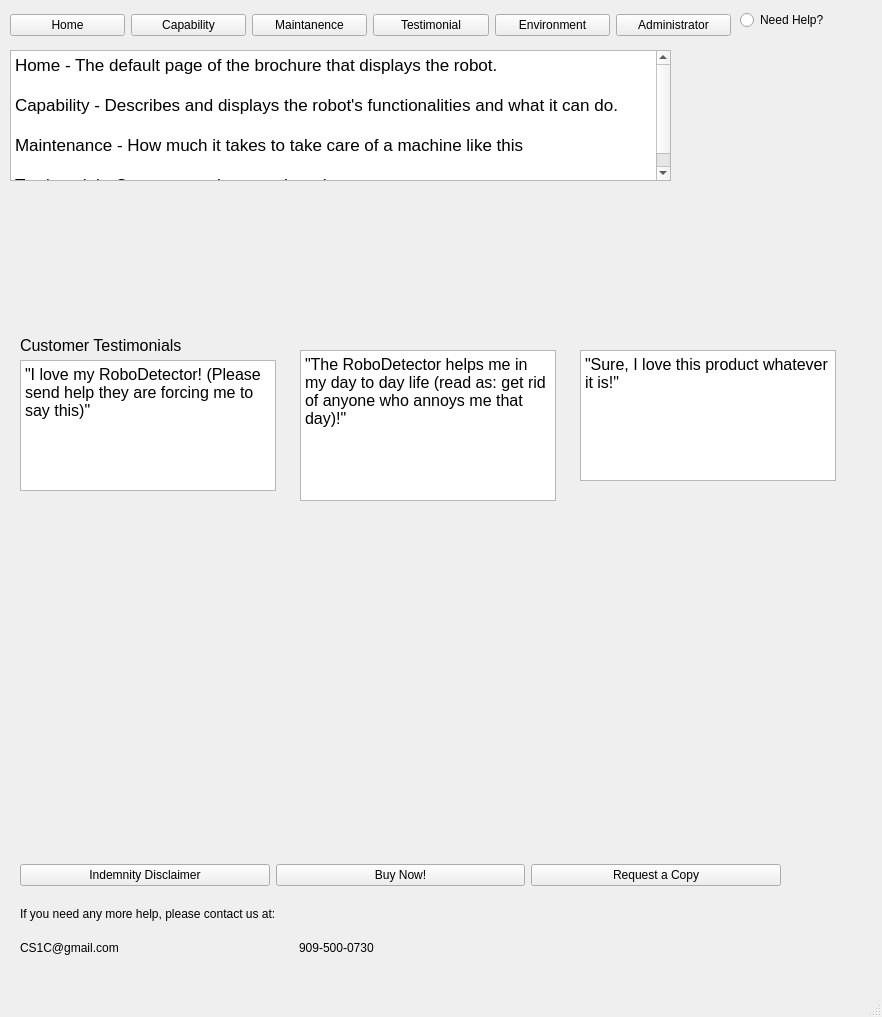
Before: the Qt Designer form brochure/home.ui in Team-llamas/Project-1, drawn with Qt 5.
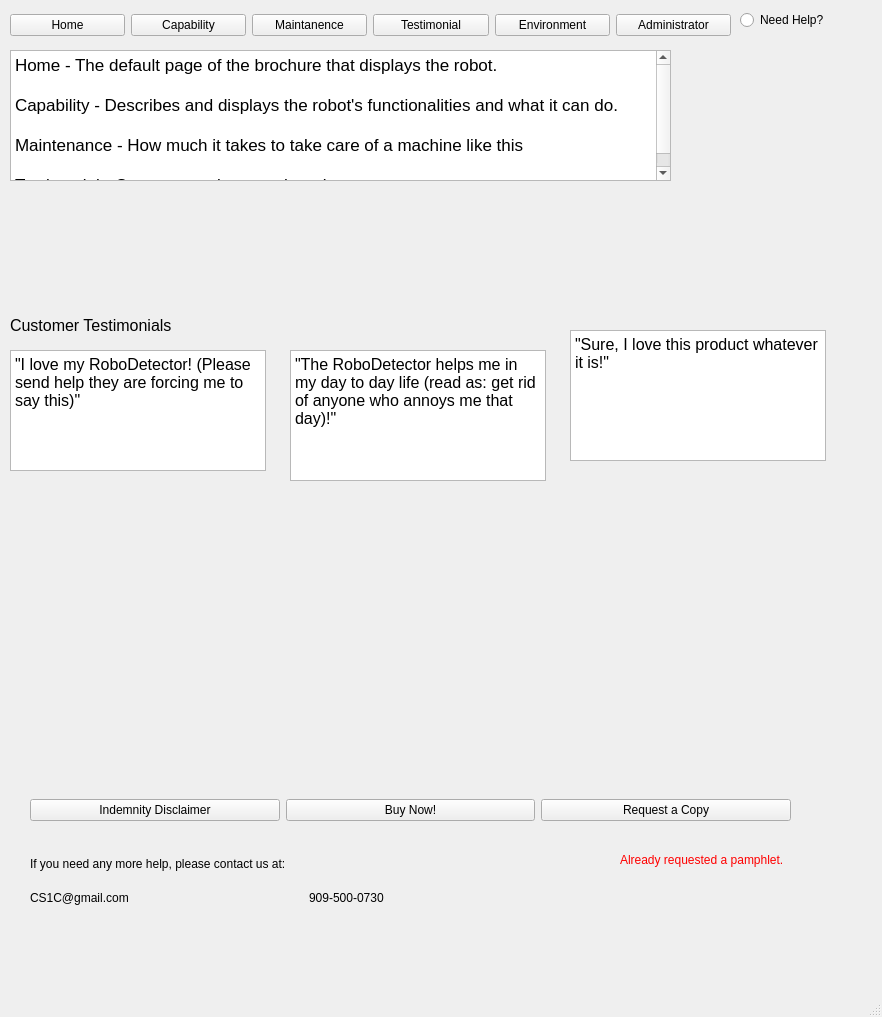
After: the same form once the commit is applied. The open tabs and pages were chosen to show the change. Icons and pictures are not drawn.

Commit message: Just finished story 13. Yeah!!

The edit to the form file:
```diff
--- a/brochure/home.ui
+++ b/brochure/home.ui
@@ -39,10 +39,10 @@
    <widget class="QStackedWidget" name="Window">
     <property name="geometry">
      <rect>
-      <x>20</x>
-      <y>330</y>
-      <width>841</width>
-      <height>531</height>
+      <x>10</x>
+      <y>310</y>
+      <width>831</width>
+      <height>461</height>
      </rect>
     </property>
     <property name="currentIndex">
@@ -71,16 +71,16 @@
       <property name="geometry">
        <rect>
         <x>0</x>
-        <y>30</y>
+        <y>40</y>
         <width>256</width>
-        <height>131</height>
+        <height>121</height>
        </rect>
       </property>
       <property name="html">
        <string>&lt;!DOCTYPE HTML PUBLIC &quot;-//W3C//DTD HTML 4.0//EN&quot; &quot;http://www.w3.org/TR/REC-html40/strict.dtd&quot;&gt;
 &lt;html&gt;&lt;head&gt;&lt;meta name=&quot;qrichtext&quot; content=&quot;1&quot; /&gt;&lt;style type=&quot;text/css&quot;&gt;
 p, li { white-space: pre-wrap; }
-&lt;/style&gt;&lt;/head&gt;&lt;body style=&quot; font-family:'Ubuntu'; font-size:11pt; font-weight:400; font-style:normal;&quot;&gt;
+&lt;/style&gt;&lt;/head&gt;&lt;body style=&quot; font-family:'.SF NS Text'; font-size:13pt; font-weight:400; font-style:normal;&quot;&gt;
 &lt;p style=&quot; margin-top:0px; margin-bottom:0px; margin-left:0px; margin-right:0px; -qt-block-indent:0; text-indent:0px;&quot;&gt;&lt;span style=&quot; font-family:'MS Shell Dlg 2'; font-size:12pt;&quot;&gt;&amp;quot;I love my RoboDetector! (Please send help they are forcing me to say this)&amp;quot;&lt;/span&gt;&lt;/p&gt;&lt;/body&gt;&lt;/html&gt;</string>
       </property>
      </widget>
@@ -88,16 +88,16 @@
       <property name="geometry">
        <rect>
         <x>280</x>
-        <y>20</y>
+        <y>40</y>
         <width>256</width>
-        <height>151</height>
+        <height>131</height>
        </rect>
       </property>
       <property name="html">
        <string>&lt;!DOCTYPE HTML PUBLIC &quot;-//W3C//DTD HTML 4.0//EN&quot; &quot;http://www.w3.org/TR/REC-html40/strict.dtd&quot;&gt;
 &lt;html&gt;&lt;head&gt;&lt;meta name=&quot;qrichtext&quot; content=&quot;1&quot; /&gt;&lt;style type=&quot;text/css&quot;&gt;
 p, li { white-space: pre-wrap; }
-&lt;/style&gt;&lt;/head&gt;&lt;body style=&quot; font-family:'Ubuntu'; font-size:11pt; font-weight:400; font-style:normal;&quot;&gt;
+&lt;/style&gt;&lt;/head&gt;&lt;body style=&quot; font-family:'.SF NS Text'; font-size:13pt; font-weight:400; font-style:normal;&quot;&gt;
 &lt;p style=&quot; margin-top:0px; margin-bottom:0px; margin-left:0px; margin-right:0px; -qt-block-indent:0; text-indent:0px;&quot;&gt;&lt;span style=&quot; font-family:'MS Shell Dlg 2'; font-size:12pt;&quot;&gt;&amp;quot;The RoboDetector helps me in my day to day life (read as: get rid of anyone who annoys me that day)!&amp;quot;&lt;/span&gt;&lt;/p&gt;
 &lt;p style=&quot;-qt-paragraph-type:empty; margin-top:0px; margin-bottom:0px; margin-left:0px; margin-right:0px; -qt-block-indent:0; text-indent:0px; font-family:'MS Shell Dlg 2'; font-size:12pt;&quot;&gt;&lt;br /&gt;&lt;/p&gt;&lt;/body&gt;&lt;/html&gt;</string>
       </property>
@@ -115,7 +115,7 @@
        <string>&lt;!DOCTYPE HTML PUBLIC &quot;-//W3C//DTD HTML 4.0//EN&quot; &quot;http://www.w3.org/TR/REC-html40/strict.dtd&quot;&gt;
 &lt;html&gt;&lt;head&gt;&lt;meta name=&quot;qrichtext&quot; content=&quot;1&quot; /&gt;&lt;style type=&quot;text/css&quot;&gt;
 p, li { white-space: pre-wrap; }
-&lt;/style&gt;&lt;/head&gt;&lt;body style=&quot; font-family:'Ubuntu'; font-size:11pt; font-weight:400; font-style:normal;&quot;&gt;
+&lt;/style&gt;&lt;/head&gt;&lt;body style=&quot; font-family:'.SF NS Text'; font-size:13pt; font-weight:400; font-style:normal;&quot;&gt;
 &lt;p style=&quot; margin-top:0px; margin-bottom:0px; margin-left:0px; margin-right:0px; -qt-block-indent:0; text-indent:0px;&quot;&gt;&lt;span style=&quot; font-family:'MS Shell Dlg 2'; font-size:12pt;&quot;&gt;&amp;quot;Sure, I love this product whatever it is!&amp;quot;&lt;/span&gt;&lt;/p&gt;&lt;/body&gt;&lt;/html&gt;</string>
       </property>
      </widget>
@@ -1132,9 +1132,9 @@
     <property name="geometry">
      <rect>
       <x>20</x>
-      <y>50</y>
+      <y>40</y>
       <width>801</width>
-      <height>281</height>
+      <height>251</height>
      </rect>
     </property>
     <property name="focusPolicy">
@@ -1188,8 +1188,8 @@
    <widget class="QWidget" name="layoutWidget">
     <property name="geometry">
      <rect>
-      <x>20</x>
-      <y>900</y>
+      <x>30</x>
+      <y>850</y>
       <width>551</width>
       <height>61</height>
      </rect>
@@ -1288,13 +1288,13 @@
      </item>
     </layout>
    </widget>
-   <widget class="QWidget" name="">
+   <widget class="QWidget" name="layoutWidget">
     <property name="geometry">
      <rect>
-      <x>20</x>
-      <y>860</y>
+      <x>30</x>
+      <y>790</y>
       <width>761</width>
-      <height>31</height>
+      <height>41</height>
      </rect>
     </property>
     <layout class="QHBoxLayout" name="bottomButtonLayout">
@@ -1324,6 +1324,23 @@
      </item>
     </layout>
    </widget>
+   <widget class="QLabel" name="RepeatRequest">
+    <property name="geometry">
+     <rect>
+      <x>620</x>
+      <y>850</y>
+      <width>201</width>
+      <height>20</height>
+     </rect>
+    </property>
+    <property name="styleSheet">
+     <string notr="true">color: rgb(255, 0, 0);
+</string>
+    </property>
+    <property name="text">
+     <string>Already requested a pamphlet.</string>
+    </property>
+   </widget>
   </widget>
   <widget class="QMenuBar" name="menubar">
    <property name="enabled">
```
Left out of the diff: 99 changed lines with no effect on the pictures. The commit also changes 1 other file.
